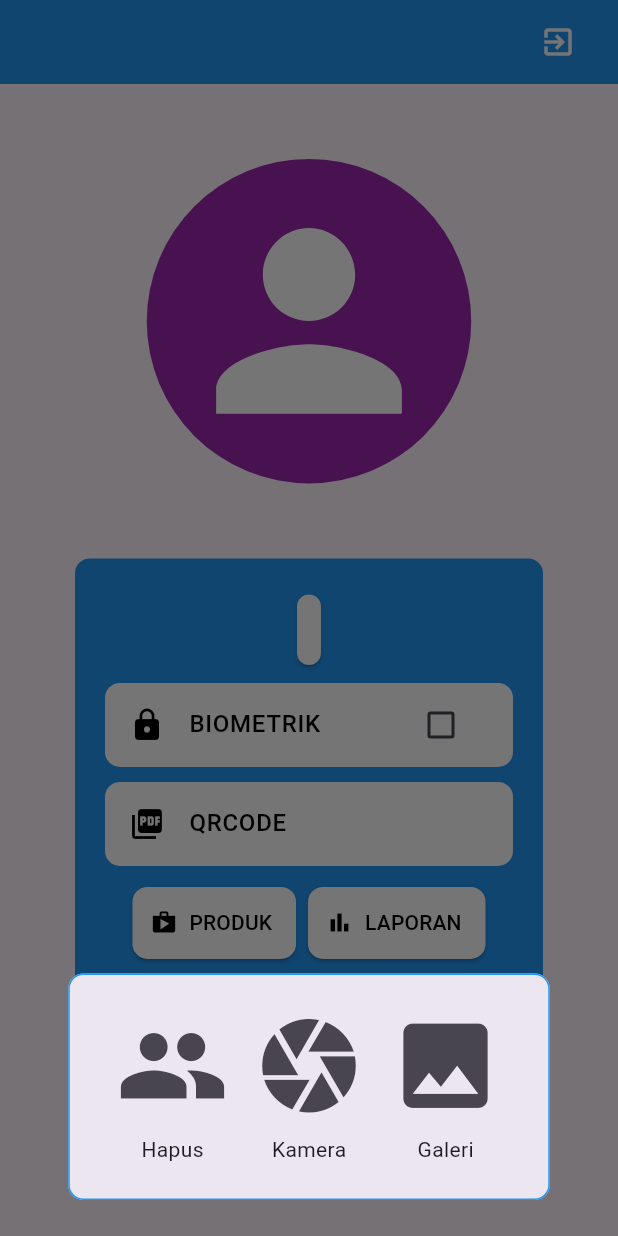
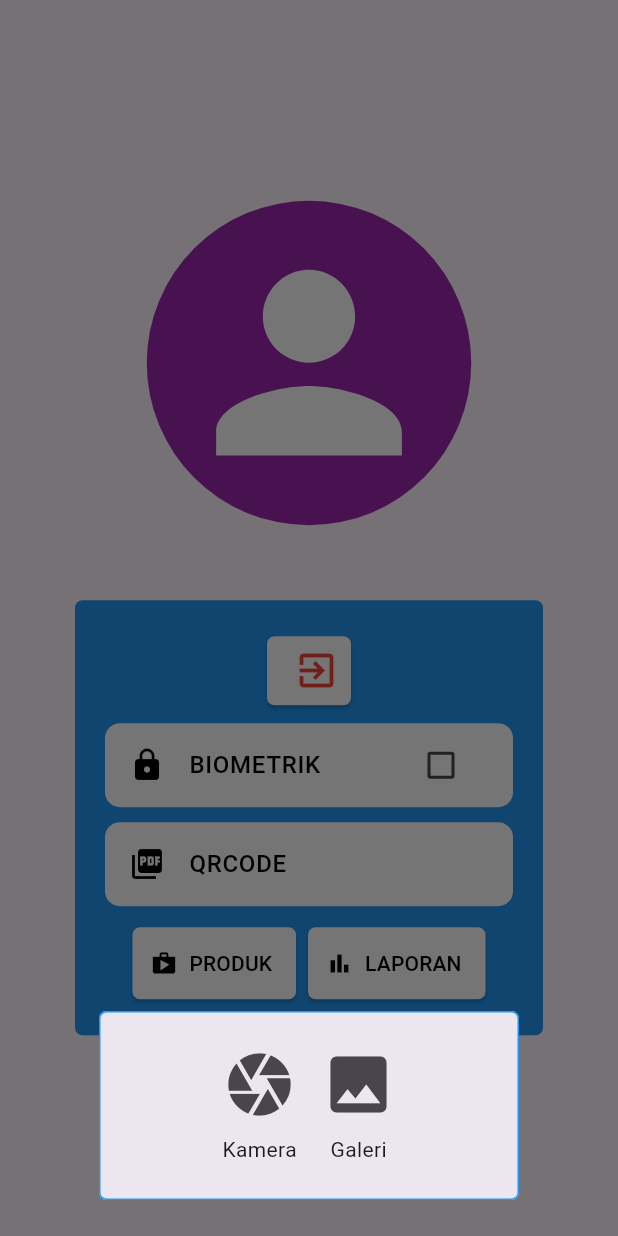
Before and after one commit to rhamadhany/toko, a Flutter app: the MenuManager screen opened directly, after a tap on the "person" icon, on a phone screen of 412 x 824 dp. Run offline on Flutter 3.47's test engine with Material 3 defaults, Android fonts, the phone set to English and light mode, and no system bars; our stand-ins replace device_info_plus, flutter_slidable, get, get_storage, image_picker, local_auth and 4 more; missing offline and left inert: android_id, flutter_iconpicker, mobile_scanner, pick_or_save, restart_app; accounts and stored records are empty; network calls fail.

Commit message:
update ui admin

```diff
--- a/lib/manager/drawer_admin.dart
+++ b/lib/manager/drawer_admin.dart
@@ -21,8 +21,10 @@ class DrawerAdmin extends GetView<ManagerController> {
   @override
   Widget build(BuildContext context) {
     loadFotoProfil();
+    return Obx(() {
       return Padding(
         padding: const EdgeInsets.all(50.0),
+        child: Center(
           child: Column(
             mainAxisAlignment: MainAxisAlignment.center,
             crossAxisAlignment: CrossAxisAlignment.center,
@@ -33,19 +35,20 @@ class DrawerAdmin extends GetView<ManagerController> {
                     Get.dialog(AlertDialog(
                         alignment: Alignment.bottomCenter,
                         shape: RoundedRectangleBorder(
-                        borderRadius: BorderRadius.circular(10),
+                            borderRadius: BorderRadius.circular(5),
                             side: BorderSide(color: Colors.blue)),
                         content: TambahGambar(
                           singleImage: true,
                           resultTap: resultTap,
                           hapusGambar: hapusGambar,
+                          image: image.value,
                         )));
                   },
                   child: Container(
                     height: (Get.width + Get.height) * 0.175,
                     clipBehavior: Clip.hardEdge,
-                decoration:
-                    BoxDecoration(color: Colors.purple, shape: BoxShape.circle),
+                    decoration: BoxDecoration(
+                        color: Colors.purple, shape: BoxShape.circle),
                     child: Obx(() => Padding(
                         padding: EdgeInsets.all(image.value == null ? 8.0 : 0),
                         child: Center(
@@ -71,7 +74,8 @@ class DrawerAdmin extends GetView<ManagerController> {
               IntrinsicHeight(
                 child: Container(
                   decoration: BoxDecoration(
-                  color: Colors.blue, borderRadius: BorderRadius.circular(10)),
+                      color: Colors.blue,
+                      borderRadius: BorderRadius.circular(5)),
                   child: Padding(
                     padding: const EdgeInsets.all(20.0),
                     child: Column(
@@ -84,20 +88,33 @@ class DrawerAdmin extends GetView<ManagerController> {
                           child: Card(
                             color: Colors.white,
                             shape: RoundedRectangleBorder(
-                            borderRadius: BorderRadius.circular(10)),
+                                borderRadius: BorderRadius.circular(5)),
                             child: Padding(
                                 padding: const EdgeInsets.all(8.0),
-                          child: Text(
+                                child: IntrinsicWidth(
+                                  child: Row(
+                                    children: [
+                                      Text(
                                         Get.find<SplashController>()
                                             .username
                                             .value
                                             .toUpperCase(),
                                         style: TextStyle(
-                                fontSize: 22,
-                                fontWeight: FontWeight.bold,
-                                color: Colors.black),
+                                            color: Colors.black,
+                                            fontSize: 18,
+                                            fontWeight: FontWeight.bold),
                                       ),
+                                      SizedBox(
+                                        width: 10,
                                       ),
+                                      Icon(
+                                        Icons.exit_to_app,
+                                        color: Colors.red,
+                                        size: 30,
+                                      )
+                                    ],
+                                  ),
+                                )),
                           ),
                         ),
                         Settings(),
@@ -107,7 +124,7 @@ class DrawerAdmin extends GetView<ManagerController> {
                           children: [
                             Card(
                               shape: RoundedRectangleBorder(
-                              borderRadius: BorderRadius.circular(10)),
+                                  borderRadius: BorderRadius.circular(5)),
                               color: Colors.white,
                               child: TextButton.icon(
                                 icon: Icon(
@@ -125,7 +142,7 @@ class DrawerAdmin extends GetView<ManagerController> {
                             ),
                             Card(
                               shape: RoundedRectangleBorder(
-                              borderRadius: BorderRadius.circular(10)),
+                                  borderRadius: BorderRadius.circular(5)),
                               color: Colors.white,
                               child: TextButton.icon(
                                 icon: Icon(
@@ -150,7 +167,9 @@ class DrawerAdmin extends GetView<ManagerController> {
               ),
             ],
           ),
+        ),
       );
+    });
   }
 
   Future<void> loadFotoProfil() async {
@@ -180,11 +199,9 @@ class DrawerAdmin extends GetView<ManagerController> {
 
     Get.dialog(Dialog(
       shape: RoundedRectangleBorder(
-          borderRadius: BorderRadius.circular(10),
+          borderRadius: BorderRadius.circular(5),
           side: BorderSide(color: Colors.white)),
-      child: ImageCropperUI(
-        image: bytes,
-      ),
+      child: ImageCropperUI(image: bytes, loadFotoProfil: loadFotoProfil),
     ));
   }
 
--- a/lib/manager/image_cropper_ui.dart
+++ b/lib/manager/image_cropper_ui.dart
@@ -11,7 +11,9 @@ import 'package:myapp/manager/manager_controller.dart';
 import 'package:uuid/uuid.dart';
 
 class ImageCropperUI extends GetView<ManagerController> {
-  ImageCropperUI({super.key, required this.image});
+  ImageCropperUI(
+      {super.key, required this.image, required this.loadFotoProfil});
+  final Function loadFotoProfil;
   final Uint8List image;
   final scaleGambar = 1.0.obs;
   final valueKey = GlobalKey();
@@ -124,5 +126,6 @@ class ImageCropperUI extends GetView<ManagerController> {
     final username = controller.box.read('username') ?? '';
     if (username == '') return;
     await http.post(url, body: {'gambar': gambar, 'username': username});
+    loadFotoProfil();
   }
 }
--- a/lib/manager/manager_toko.dart
+++ b/lib/manager/manager_toko.dart
@@ -202,29 +202,30 @@ class MenuManager extends GetView<ManagerController> {
   Widget build(BuildContext context) {
     return Scaffold(
         resizeToAvoidBottomInset: true,
-        appBar: AppBar(
-          automaticallyImplyLeading: false,
-          foregroundColor: Colors.white,
-          backgroundColor: Colors.blue,
-          title: Row(
-            children: [
-              // Icon(Icons.admin_panel_settings),
-              // SizedBox(
-              //   width: 10,
-              // ),
-              // Text(
-              //   'ADMIN',
-              //   style: TextStyle(fontWeight: FontWeight.bold),
-              // ),
-              Spacer(),
-              IconButton(
-                  onPressed: () {
-                    Get.dialog(DialogKeluarAkun());
-                  },
-                  icon: Icon(Icons.exit_to_app))
-            ],
-          ),
-        ),
+        // appBar: AppBar(
+        //   automaticallyImplyLeading: false,
+        //   foregroundColor: Colors.white,
+        //   backgroundColor: Colors.blue,
+        //   title: Row(
+        //     children: [
+        //       // Icon(Icons.admin_panel_settings),
+        //       // SizedBox(
+        //       //   width: 10,
+        //       // ),
+        //       // Text(
+        //       //   'ADMIN',
+        //       //   style: TextStyle(fontWeight: FontWeight.bold),
+        //       // ),
+        //       Icon(Icons.admin_panel_settings),
+        //       Spacer(),
+        //       IconButton(
+        //           onPressed: () {
+        //             Get.dialog(DialogKeluarAkun());
+        //           },
+        //           icon: Icon(Icons.exit_to_app))
+        //     ],
+        //   ),
+        // ),
         body: DrawerAdmin());
   }
 }
--- a/lib/produk baru/tambah_gambar.dart
+++ b/lib/produk baru/tambah_gambar.dart
@@ -1,11 +1,9 @@
-import 'dart:convert';
+import 'dart:typed_data';
 
+import 'package:flutter/gestures.dart';
 import 'package:flutter/material.dart';
 import 'package:get/get.dart';
-import 'package:http/http.dart' as http;
 import 'package:image_picker/image_picker.dart';
-import 'package:myapp/controller/splash_controller.dart';
-import 'package:myapp/manager/drawer_admin.dart';
 
 class TambahGambar extends StatelessWidget {
   TambahGambar({
@@ -13,22 +11,23 @@ class TambahGambar extends StatelessWidget {
     required this.resultTap,
     required this.singleImage,
     this.hapusGambar,
+    this.image,
   });
 
   final ImagePicker picker = ImagePicker();
   final Function(String) resultTap;
   final Function? hapusGambar;
   final bool singleImage;
+  final Uint8List? image;
   @override
   Widget build(BuildContext context) {
     return IntrinsicHeight(
-      child: SingleChildScrollView(
-        scrollDirection: Axis.horizontal,
       child: Row(
         mainAxisAlignment: MainAxisAlignment.center,
         crossAxisAlignment: CrossAxisAlignment.center,
+        mainAxisSize: MainAxisSize.min,
         children: [
-            if (singleImage)
+          if (singleImage && image != null)
             Column(
               mainAxisAlignment: MainAxisAlignment.center,
               crossAxisAlignment: CrossAxisAlignment.center,
@@ -39,7 +38,7 @@ class TambahGambar extends StatelessWidget {
                   },
                   icon: Icon(
                     Icons.people,
-                      size: 75,
+                    size: 50,
                   ),
                 ),
                 const Text("Hapus")
@@ -60,7 +59,7 @@ class TambahGambar extends StatelessWidget {
                   },
                   icon: const Icon(
                     Icons.camera,
-                      size: 75,
+                    size: 50,
                   )),
               const Text("Kamera")
             ],
@@ -83,19 +82,16 @@ class TambahGambar extends StatelessWidget {
                         await resultTap(image.path);
                       }
                     }
-
-                      Get.back();
                   },
                   icon: const Icon(
                     Icons.image,
-                      size: 75,
+                    size: 50,
                   )),
               const Text("Galeri")
             ],
           ),
         ],
       ),
-      ),
     );
   }
 }
```
Also changed, not shown: 4 other files. Lines whose indentation alone changed are shown as unchanged.
